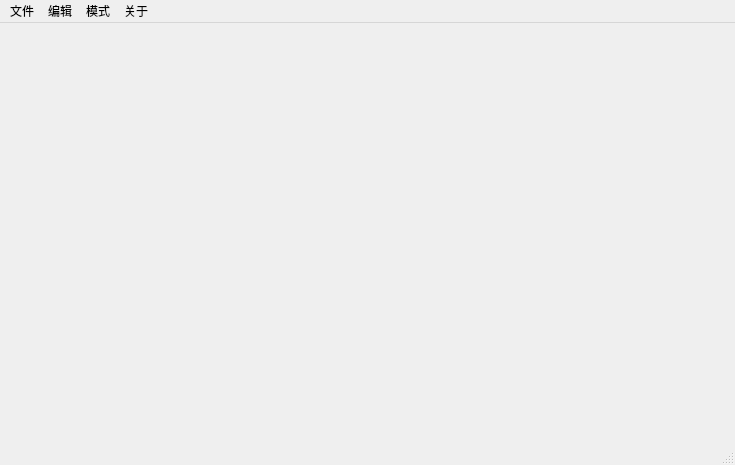
This is src/mainWindow.ui in MRSlouzk/Renpy-editor as Qt 5 draws it before an edit. The edited form follows.
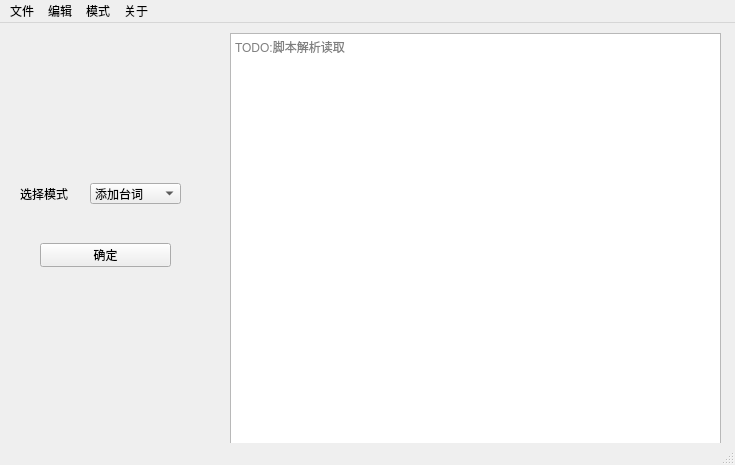
This is the edited form.

Commit message: 子窗口跳转实现

```diff
--- a/src/mainWindow.ui
+++ b/src/mainWindow.ui
@@ -13,7 +13,106 @@
   <property name="windowTitle">
    <string>RenpyEditor</string>
   </property>
-  <widget class="QWidget" name="centralwidget"/>
+  <widget class="QWidget" name="centralwidget">
+   <widget class="QLabel" name="labelChoiceMode">
+    <property name="geometry">
+     <rect>
+      <x>20</x>
+      <y>160</y>
+      <width>48</width>
+      <height>21</height>
+     </rect>
+    </property>
+    <property name="text">
+     <string>选择模式</string>
+    </property>
+   </widget>
+   <widget class="QComboBox" name="comboBoxChoiceMode">
+    <property name="geometry">
+     <rect>
+      <x>90</x>
+      <y>160</y>
+      <width>91</width>
+      <height>21</height>
+     </rect>
+    </property>
+    <property name="currentText">
+     <string>添加台词</string>
+    </property>
+    <property name="currentIndex">
+     <number>0</number>
+    </property>
+    <property name="placeholderText">
+     <string/>
+    </property>
+    <item>
+     <property name="text">
+      <string>添加台词</string>
+     </property>
+    </item>
+    <item>
+     <property name="text">
+      <string>添加视频</string>
+     </property>
+    </item>
+    <item>
+     <property name="text">
+      <string>添加选择界面</string>
+     </property>
+    </item>
+    <item>
+     <property name="text">
+      <string>创建分支</string>
+     </property>
+    </item>
+    <item>
+     <property name="text">
+      <string>添加人物</string>
+     </property>
+    </item>
+    <item>
+     <property name="text">
+      <string>添加立绘</string>
+     </property>
+    </item>
+    <item>
+     <property name="text">
+      <string>添加动画</string>
+     </property>
+    </item>
+    <item>
+     <property name="text">
+      <string>游戏设置</string>
+     </property>
+    </item>
+   </widget>
+   <widget class="QTextBrowser" name="textBrowserScriptAnazly">
+    <property name="geometry">
+     <rect>
+      <x>230</x>
+      <y>10</y>
+      <width>491</width>
+      <height>411</height>
+     </rect>
+    </property>
+    <property name="placeholderText">
+     <string>TODO:脚本解析读取</string>
+    </property>
+   </widget>
+   <widget class="QPushButton" name="pushButtonEnter">
+    <property name="geometry">
+     <rect>
+      <x>40</x>
+      <y>220</y>
+      <width>131</width>
+      <height>24</height>
+     </rect>
+    </property>
+    <property name="text">
+     <string>确定</string>
+    </property>
+   </widget>
+  </widget>
   <widget class="QMenuBar" name="menubar">
    <property name="geometry">
     <rect>
```
Left out of the diff: 9 changed lines with no effect on the pictures. The commit also changes 4 other files.
